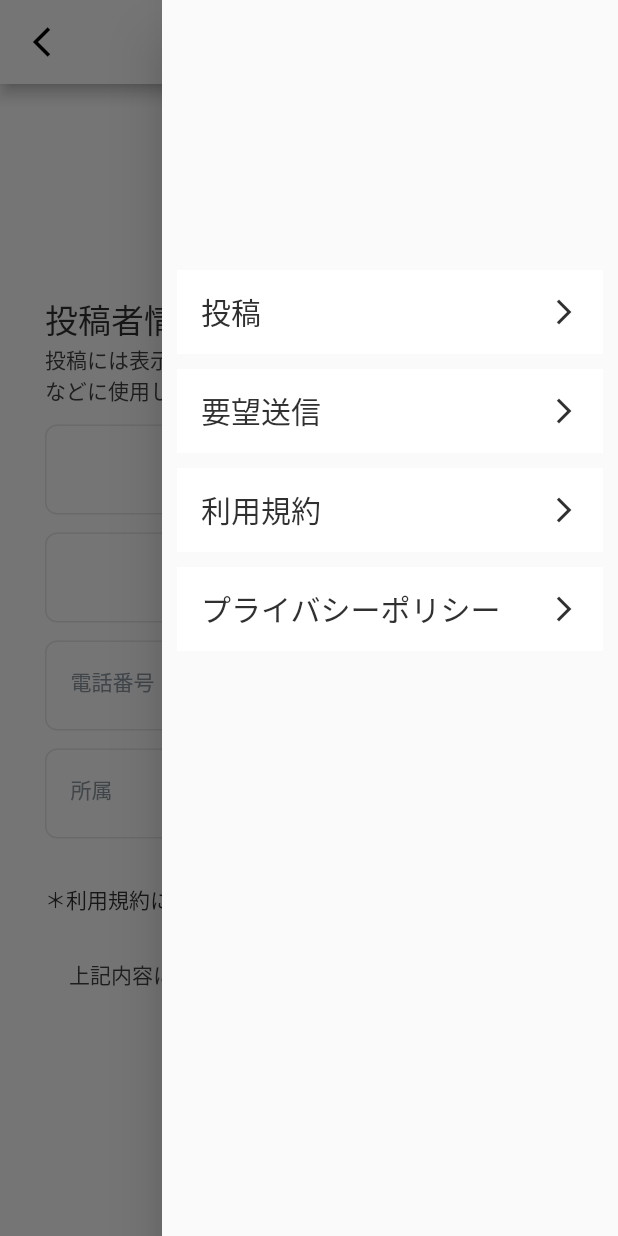
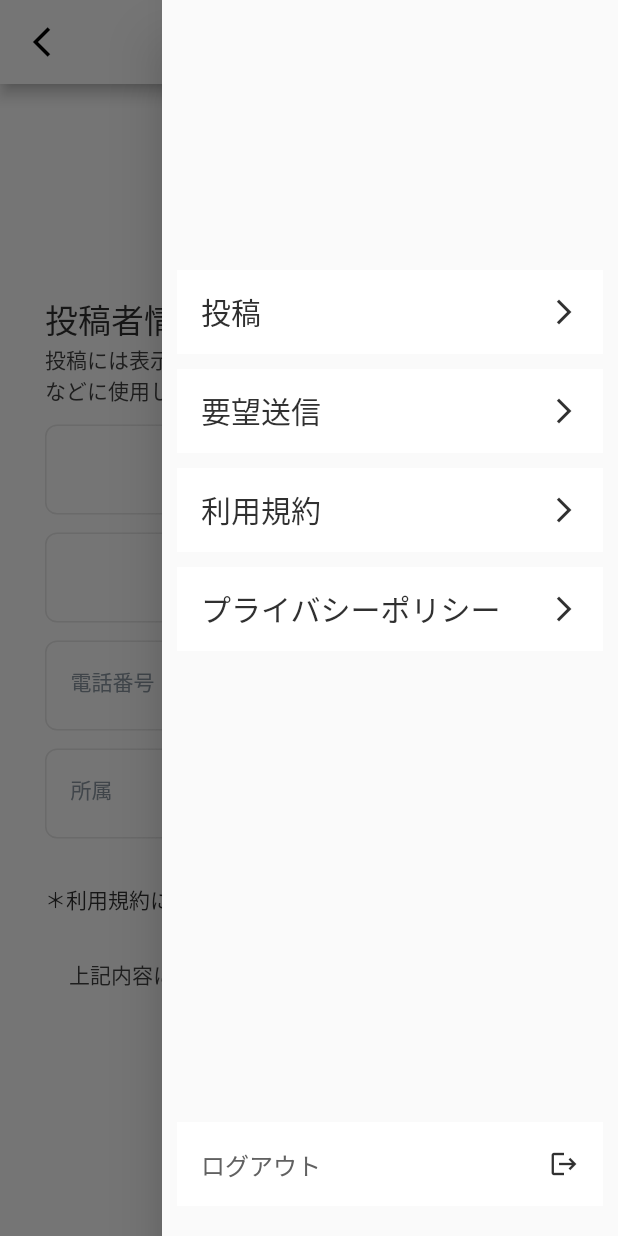
Before and after one commit to takase-pd/baylife, a Flutter app: the PostPageWithLoginWidget screen opened directly, with the side drawer open, on a phone screen of 412 x 824 dp. Run offline on Flutter 3.47's test engine with Material 2 defaults, Android fonts, the phone set to English and light mode, and no system bars; drawn by our look-alikes of auto_size_text; our stand-ins replace built_collection, built_value, cloud_firestore, equatable, firebase_auth, firebase_core and 10 more; missing offline and left inert: json_path, mime_type; accounts and stored records are empty; generated files the repository leaves out were written again; network calls fail.

Commit message:
Updating to latest FlutterFlow output.

```diff
--- a/lib/components/end_drawer_widget.dart
+++ b/lib/components/end_drawer_widget.dart
@@ -1,5 +1,7 @@
+import '../auth/auth_util.dart';
 import '../flutter_flow/flutter_flow_theme.dart';
 import '../flutter_flow/flutter_flow_util.dart';
+import '../login_page/login_page_widget.dart';
 import '../post_page/post_page_widget.dart';
 import '../terms_page/terms_page_widget.dart';
 import 'package:flutter/material.dart';
@@ -136,6 +138,36 @@ class _EndDrawerWidgetState extends State<EndDrawerWidget> {
                 )
               ],
             ),
+          ),
+          Padding(
+            padding: EdgeInsets.fromLTRB(0, 0, 0, 20),
+            child: InkWell(
+              onTap: () async {
+                await signOut();
+                await Navigator.pushAndRemoveUntil(
+                  context,
+                  MaterialPageRoute(
+                    builder: (context) => LoginPageWidget(),
+                  ),
+                  (r) => false,
+                );
+              },
+              child: ListTile(
+                title: Text(
+                  'ログアウト',
+                  style: FlutterFlowTheme.subtitle2.override(
+                    fontFamily: 'Poppins',
+                  ),
+                ),
+                trailing: Icon(
+                  Icons.logout,
+                  color: Color(0xFF303030),
+                  size: 20,
+                ),
+                tileColor: FlutterFlowTheme.tertiaryColor,
+                dense: false,
+              ),
+            ),
           )
         ],
       ),
--- a/lib/post_page_with_login/post_page_with_login_widget.dart
+++ b/lib/post_page_with_login/post_page_with_login_widget.dart
@@ -1135,18 +1135,11 @@ class _PostPageWithLoginWidgetState extends State<PostPageWithLoginWidget> {
                                                     padding:
                                                         EdgeInsets.fromLTRB(
                                                             5, 0, 0, 0),
-                                                    child: Text(
+                                                    child: Image.network(
                                                       uploadedFileUrl,
-                                                      style: FlutterFlowTheme
-                                                          .bodyText2
-                                                          .override(
-                                                        fontFamily: 'Poppins',
-                                                        color:
-                                                            Color(0xFF8B97A2),
-                                                        fontSize: 8,
-                                                        fontWeight:
-                                                            FontWeight.w500,
-                                                      ),
+                                                      width: 100,
+                                                      height: 100,
+                                                      fit: BoxFit.scaleDown,
                                                     ),
                                                   )
                                                 ],
```
